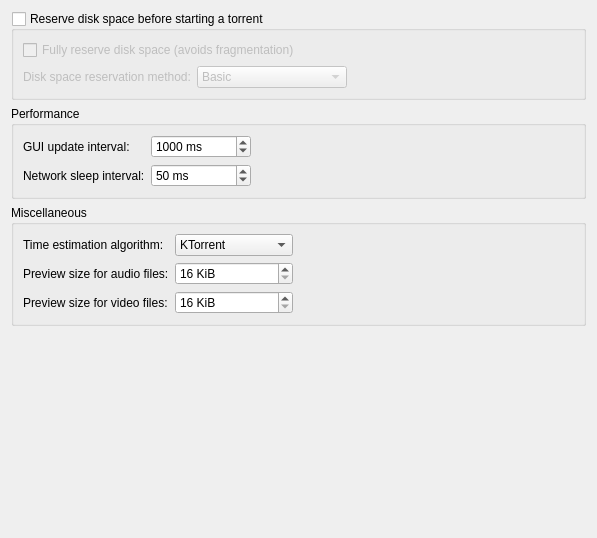
KDE/ktorrent, file ktorrent/advancedpref.ui: the form before one commit.
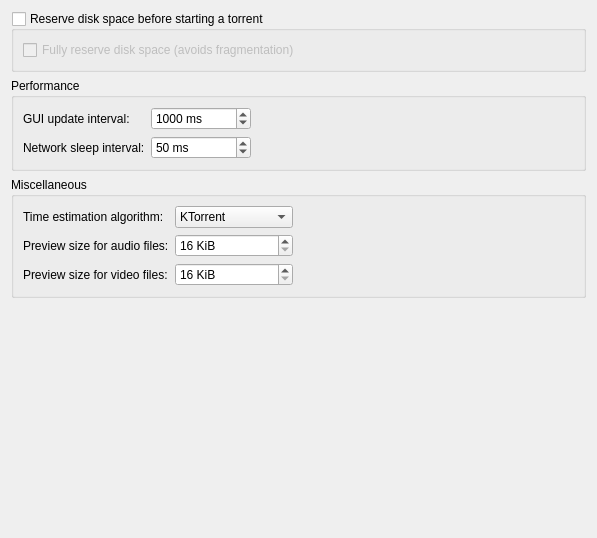
The form after the commit.

Commit message: Remove config option to select between basic and filesystem specific preallocation method, always use filesystem specific if possible.

The edit to the form file:
```diff
--- a/ktorrent/advancedpref.ui
+++ b/ktorrent/advancedpref.ui
@@ -35,59 +35,6 @@
         </property>
        </widget>
       </item>
-      <item>
-       <layout class="QHBoxLayout" >
-        <item>
-         <widget class="QLabel" name="label_7" >
-          <property name="text" >
-           <string>Disk space reservation method:</string>
-          </property>
-         </widget>
-        </item>
-        <item>
-         <widget class="QComboBox" name="kcfg_fullDiskPreallocMethod" >
-          <property name="minimumSize" >
-           <size>
-            <width>150</width>
-            <height>0</height>
-           </size>
-          </property>
-          <property name="toolTip" >
-           <string>&lt;html>Which method to use for reserving diskspace.
-&lt;ul>&lt;li>
-&lt;b>Basic:&lt;/b> Will work on all filesystems, but is slow.
-&lt;/li>&lt;li>
-&lt;b>Filesystem Specific:&lt;/b> Will use special methods provided by some filesystems, which are faster than the basic method.
-&lt;/li>&lt;/ul>
-&lt;/html></string>
-          </property>
-          <item>
-           <property name="text" >
-            <string>Basic</string>
-           </property>
-          </item>
-          <item>
-           <property name="text" >
-            <string>Filesystem Specific</string>
-           </property>
-          </item>
-         </widget>
-        </item>
-        <item>
-         <spacer>
-          <property name="orientation" >
-           <enum>Qt::Horizontal</enum>
-          </property>
-          <property name="sizeHint" stdset="0" >
-           <size>
-            <width>40</width>
-            <height>20</height>
-           </size>
-          </property>
-         </spacer>
-        </item>
-       </layout>
-      </item>
      </layout>
     </widget>
    </item>
```
Left out of the diff: 19 changed lines with no effect on the pictures. The commit also changes 12 other files.
